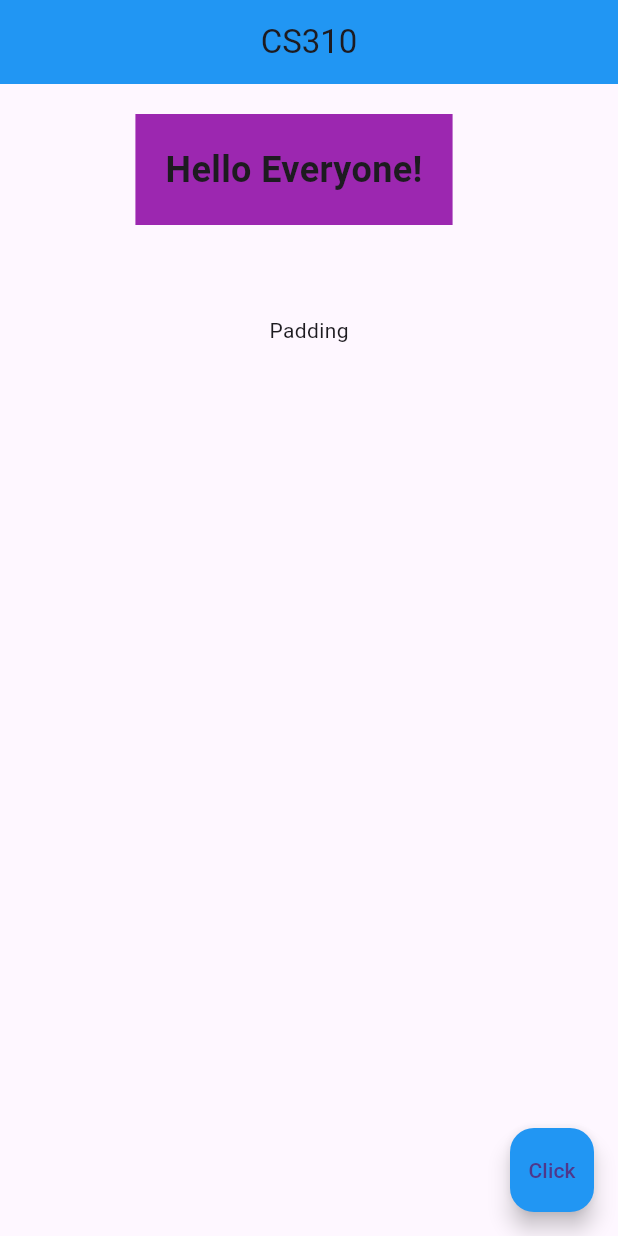
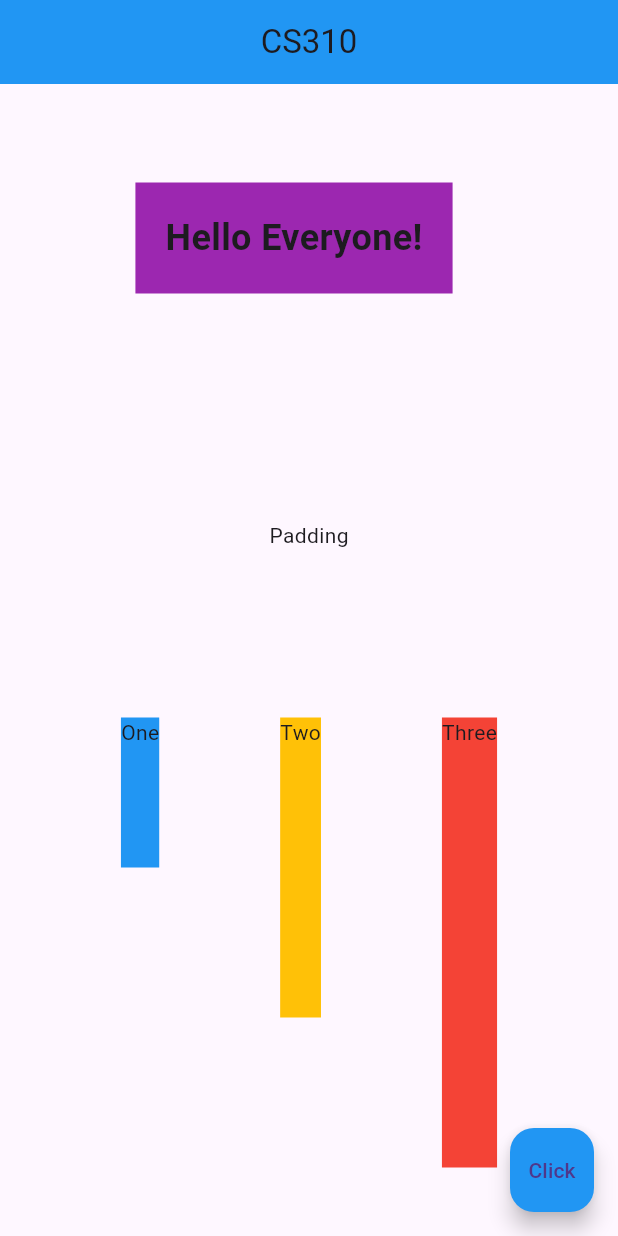
Before and after one commit to ElifDK/Flutter_First_App, a Flutter app: the screen it shows after launch, on a phone screen of 412 x 824 dp. Run offline on Flutter 3.47's test engine with Material 3 defaults, Android fonts, the phone set to English and light mode, and no system bars.

Commit message:
Added Column and Row

```diff
--- a/lib/main.dart
+++ b/lib/main.dart
@@ -19,6 +19,7 @@ class Home extends StatelessWidget {
       ),
       body:
       Column(
+        mainAxisAlignment: MainAxisAlignment.spaceAround,
         children: [
         Center(
             child: Container(
@@ -34,8 +35,30 @@ class Home extends StatelessWidget {
               ),),
             )),
           Padding(padding: EdgeInsets.symmetric(vertical: 20, horizontal: 30),
-          child: Text('Padding'),)
-        ]),
+          child: Text('Padding'),),
+
+        Row(
+          mainAxisAlignment: MainAxisAlignment.spaceEvenly,
+          crossAxisAlignment: CrossAxisAlignment.start,
+          children: [
+            Container(
+              color:Colors.blue,
+              height: 100,
+                child: Text('One'),
+            ),
+            Container(
+              color:Colors.amber,
+              height: 200,
+              child: Text('Two'),
+            ),
+            Container(
+              color:Colors.red,
+              height: 300,
+              child: Text('Three'),
+            ),
+          ],
+
+        )]),
       floatingActionButton: FloatingActionButton(
           backgroundColor: Colors.blue,
           onPressed: () {},
```
